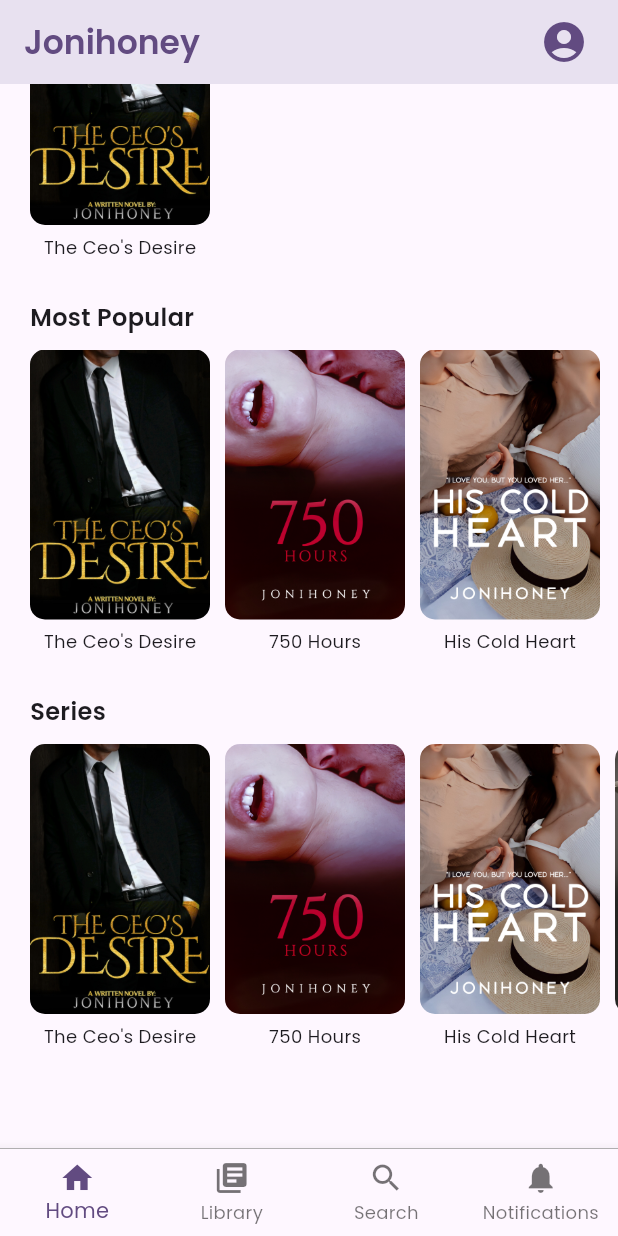
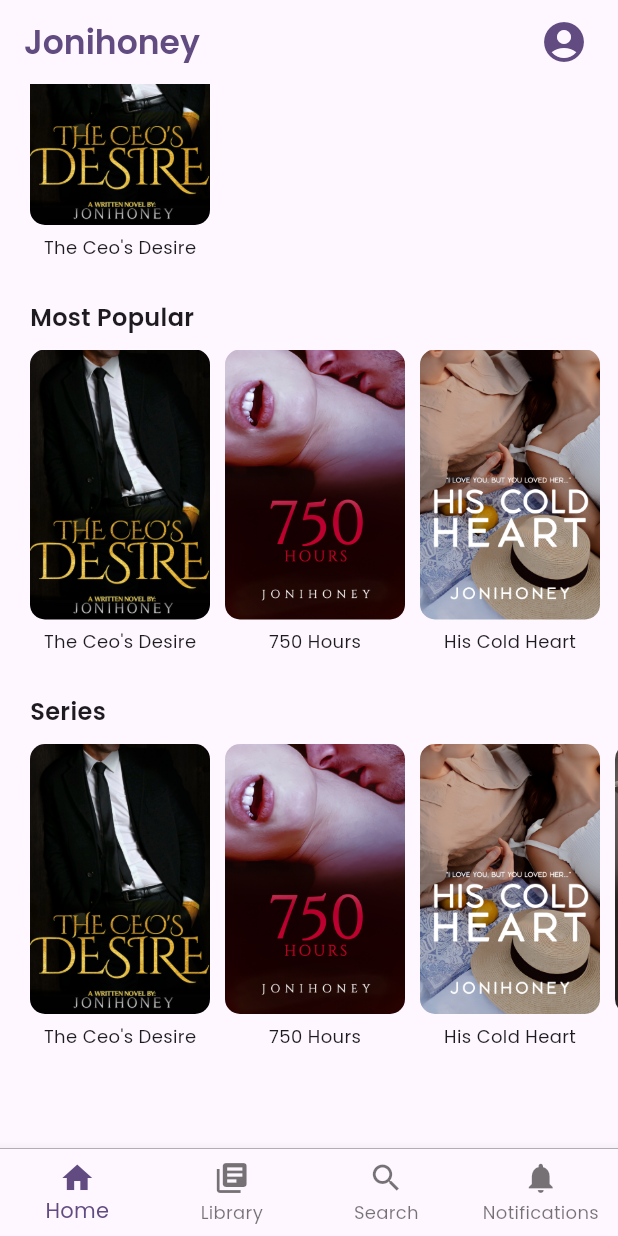
Before and after one commit to Jomar0019/JonihoneyApp, a Flutter app: the screen it shows after launch, scrolled down 129 dp, on a phone screen of 412 x 824 dp. Run offline on Flutter 3.47's test engine with Material 3 defaults, Android fonts, the phone set to English and light mode, and no system bars; our stand-ins replace flutter_svg.

Commit message:
Remove Appbar color when scrolling

```diff
--- a/lib/main.dart
+++ b/lib/main.dart
@@ -5,9 +5,18 @@ void main() {
   runApp(const MyApp());
 }
 
-class MyApp extends StatelessWidget {
+class MyApp extends StatefulWidget {
   const MyApp({super.key});
 
+  @override
+  State<MyApp> createState() => _MyAppState();
+}
+
+class _MyAppState extends State<MyApp> {
+  bool button1 = true;
+  bool button2 = false;
+  bool button3 = false;
+  String myText = 'Hello';
   // This widget is the root of your application.
   @override
   Widget build(BuildContext context) {
@@ -18,4 +27,56 @@ class MyApp extends StatelessWidget {
       home: Home(),
     );
   }
+
+  // Scaffold prac() {
+  //   return Scaffold(
+  //     appBar: AppBar(title: Text("Flutter")),
+  //     body: Padding(padding: const EdgeInsets.all(20),child:Column(
+  //       mainAxisAlignment: MainAxisAlignment.spaceBetween,
+  //       children: [
+  //         Row(
+  //           children: [
+  //             button1 ? ElevatedButton(
+  //               onPressed: () {
+  //                 setState(() {
+  //                   button2 = !button2;
+  //                   button1 = !button1;
+  //                 });
+  //               },
+  //               child: Text('data'),
+  //             ): SizedBox(),
+  //           ],
+  //         ),
+  //         Row(
+  //           mainAxisAlignment: MainAxisAlignment.center,
+  //           children: [
+  //             button2 ? ElevatedButton(
+  //               onPressed: () {
+  //                 setState(() {
+  //                   button3 = !button3;
+  //                   button2 = !button2;
+  //                 });
+  //               },
+  //               child: Text('data'),
+  //             ) : SizedBox(),
+  //           ],
+  //         ),
+  //         Row(
+  //           mainAxisAlignment: MainAxisAlignment.end,
+  //           children: [
+  //             button3 ? ElevatedButton(
+  //               onPressed: () {
+  //                 setState(() {
+  //                   button1 = !button1;
+  //                   button3 = !button3;
+  //                 });
+  //               },
+  //               child: Text('data'),
+  //             ): SizedBox(),
+  //           ],
+  //         ),
+  //       ],
+  //     ),)
+  //   );
+  // }
 }
--- a/lib/pages/bookDetail.dart
+++ b/lib/pages/bookDetail.dart
@@ -22,6 +22,9 @@ class BookDetail extends StatelessWidget {
             child: IconButton(onPressed: () {}, icon: Icon(Icons.ios_share)),
           ),
         ],
+        elevation: 0,
+        backgroundColor: Colors.transparent,
+        surfaceTintColor: Colors.transparent,
       ),
       body: SingleChildScrollView(
         child: Column(
--- a/lib/pages/home.dart
+++ b/lib/pages/home.dart
@@ -43,6 +43,8 @@ class _HomeState extends State<Home> {
           ),
         ],
         elevation: 0,
+        backgroundColor: Colors.transparent,
+        surfaceTintColor: Colors.transparent,
       ),
       body: _widgetOptions.elementAt(_selectedIndex),
       bottomNavigationBar: Container(
--- a/lib/pages/homeNav.dart
+++ b/lib/pages/homeNav.dart
@@ -25,8 +25,7 @@ class _HomenavState extends State<Homenav> {
 
   @override
   Widget build(BuildContext context) {
-    return Scaffold(
-      body: SingleChildScrollView(
+    return SingleChildScrollView(
       child: Column(
         children: [
           // Recently Updated
@@ -212,7 +211,6 @@ class _HomenavState extends State<Homenav> {
           SizedBox(height: 50),
         ],
       ),
-      ),
     );
   }
 }
```
Lines whose indentation alone changed are shown as unchanged.
